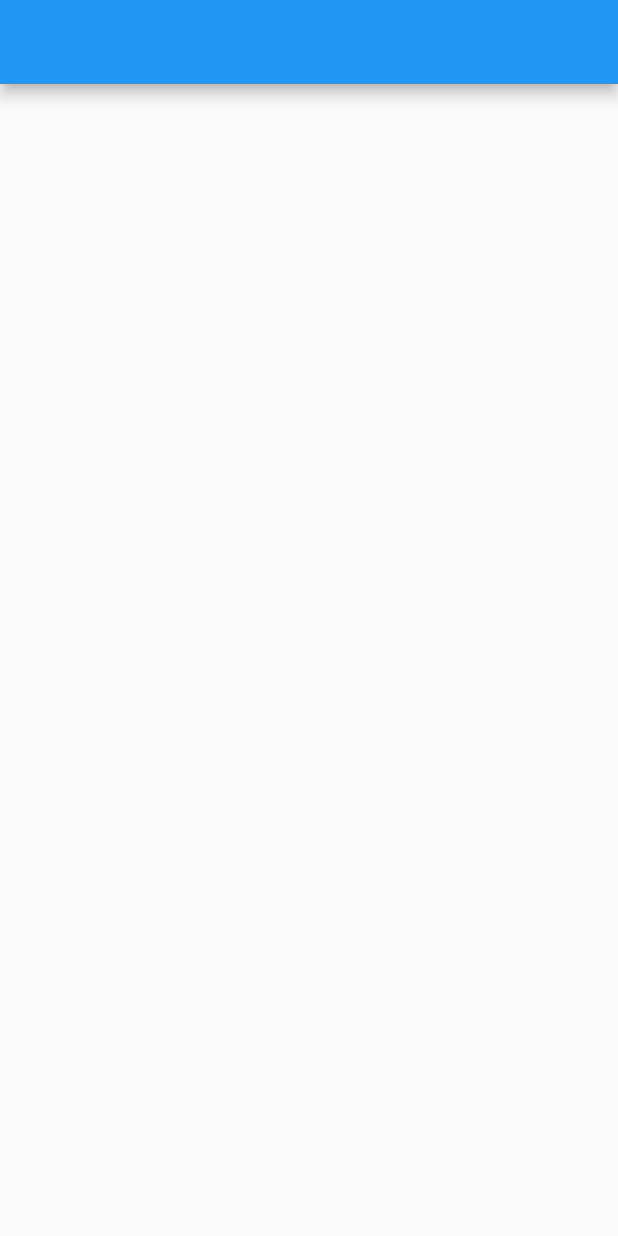
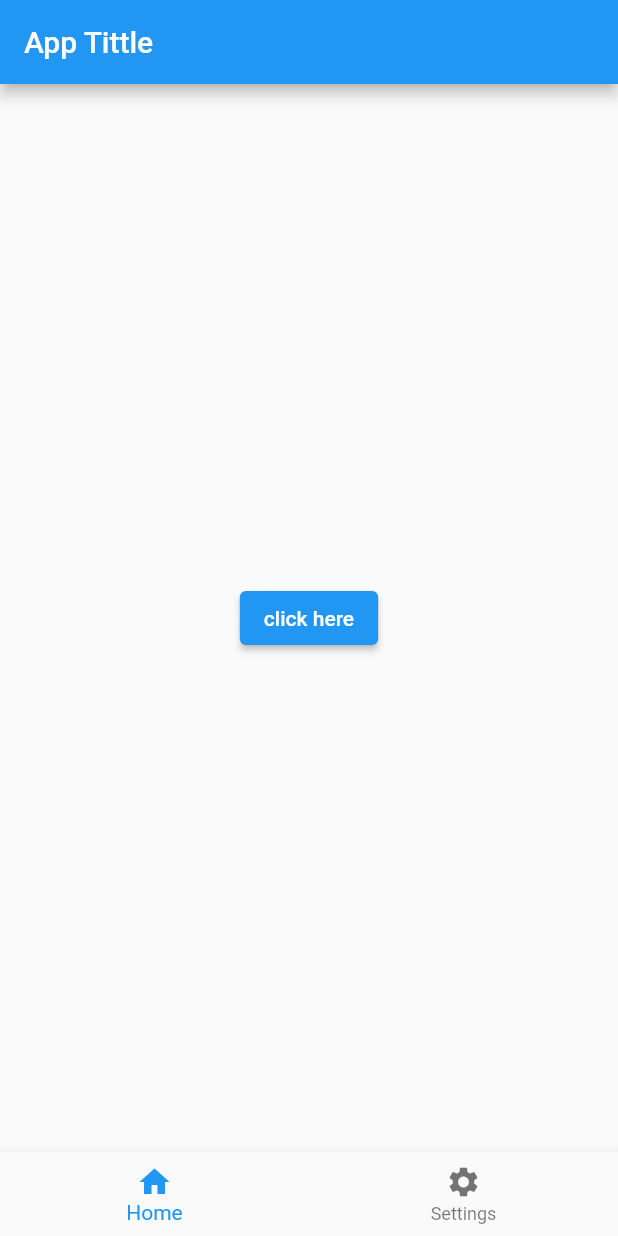
Before and after one commit to habertrogena/FlutterUI, a Flutter app: the screen it shows after launch, on a phone screen of 412 x 824 dp. Run offline on Flutter 3.47's test engine with Material 2 defaults, Android fonts, the phone set to English and light mode, and no system bars.

Commit message:
added flutter button

```diff
--- a/lib/main.dart
+++ b/lib/main.dart
@@ -12,8 +12,26 @@ class MyApp extends StatelessWidget {
   @override
   Widget build(BuildContext context) {
     return MaterialApp(
+      debugShowCheckedModeBanner: false,
       home: Scaffold(
-        appBar: AppBar(),
+        appBar: AppBar(
+          title: const Text('App Tittle'),
+        ),
+        body: Center(
+          child: ElevatedButton(onPressed: (() {}), child: Text('click here')),
+        ),
+        bottomNavigationBar: BottomNavigationBar(
+          items: const [
+            BottomNavigationBarItem(
+              label: 'Home',
+              icon: Icon(Icons.home),
+            ),
+            BottomNavigationBarItem(
+              label: 'Settings',
+              icon: Icon(Icons.settings),
+            )
+          ],
+        ),
       ),
     );
   }
```
